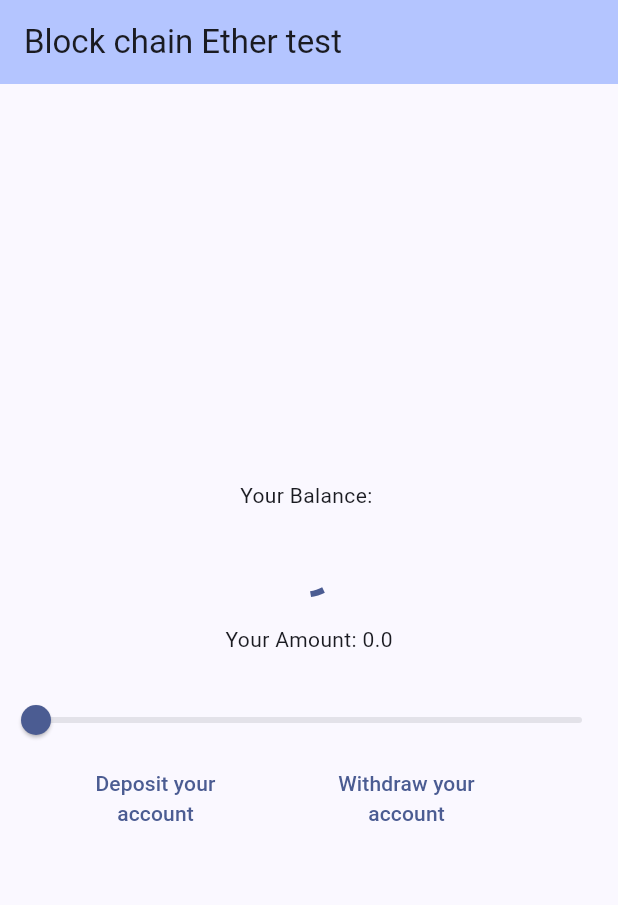
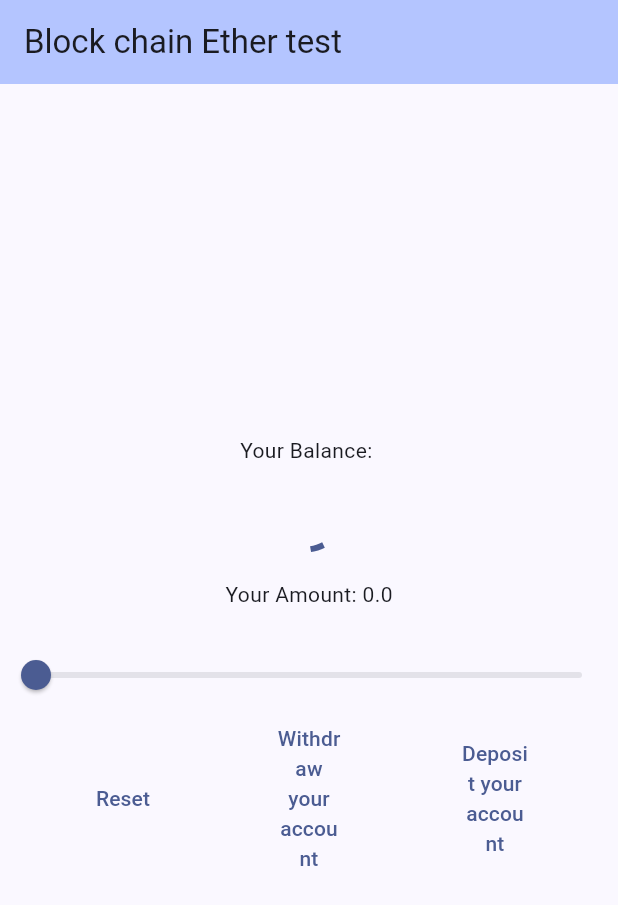
Before and after one commit to bcluc/dapp_wallet, a Flutter app: the screen it shows after launch, on a phone screen of 412 x 824 dp. Shown: the top 905 px of the screen. Run offline on Flutter 3.47's test engine with Material 3 defaults, Android fonts, the phone set to English and light mode, and no system bars; missing offline and left inert: web3dart.

Commit message:
complete func

```diff
--- a/lib/main.dart
+++ b/lib/main.dart
@@ -46,12 +46,15 @@ class _MyHomePageState extends State<MyHomePage> {
   double myAmount = 0;
   final String privateKey =
       "82ba7c0cc41ad81a8e119e4669e4b17f19b82af518bc156acc40794af3bfc947";
+  // contract in remix
+  final String contractAddress = "0x0f79Dd52c64285D9A715DDE5B4E2EfF559683dA9";
   final String _rpcUrl =
       Platform.isAndroid ? 'http://10.0.2.2:7545' : 'http://127.0.0.1:7545';
   final String _wsUrl =
       Platform.isAndroid ? 'http://10.0.2.2:7545' : 'ws://127.0.0.1:7545';
 
   var myData;
+
   //your wallet url
   final myAddress = "0xE10880aA7522df57f6e1B3cA8791Ae6ed26042f9";
 
@@ -69,7 +72,6 @@ class _MyHomePageState extends State<MyHomePage> {
 
   Future<DeployedContract> loadContract() async {
     String abi = await rootBundle.loadString("assets/abi.json");
-    String contractAddress = "0x9CB2f3BA5B43154484e96B093826Aeb35a7929C8";
 
     final contract = DeployedContract(ContractAbi.fromJson(abi, "PKCoin"),
         EthereumAddress.fromHex(contractAddress));
@@ -86,7 +88,7 @@ class _MyHomePageState extends State<MyHomePage> {
   }
 
   Future<void> getBalance(String targetAddress) async {
-    EthereumAddress address = EthereumAddress.fromHex(targetAddress);
+    // EthereumAddress address = EthereumAddress.fromHex(targetAddress);
     List<dynamic> result = await query("getBalance", []);
     myData = result[0];
     data = true;
@@ -101,8 +103,10 @@ class _MyHomePageState extends State<MyHomePage> {
     final result = await ethClient.sendTransaction(
         credentials,
         Transaction.callContract(
-            contract: contract, function: ethFunction, parameters: args), fetchChainIdFromNetworkId: true);
-
+            contract: contract, function: ethFunction, parameters: args),
+        chainId: null,
+        fetchChainIdFromNetworkId: true);
+    restartMoney();
     return result;
   }
 
@@ -120,7 +124,12 @@ class _MyHomePageState extends State<MyHomePage> {
     return response;
   }
 
-  void getMyAmount() {}
+  void restartMoney() {
+    getBalance(myAddress);
+    setState(() {
+      myAmount = 0;
+    });
+  }
 
   @override
   Widget build(BuildContext context) {
@@ -161,7 +170,7 @@ class _MyHomePageState extends State<MyHomePage> {
                 label: myAmount.round().toString(),
                 onChanged: (double value) {
                   setState(() {
-                    myAmount = value;
+                    myAmount = value.round().toDouble();
                   });
                 }),
             Center(
@@ -172,23 +181,29 @@ class _MyHomePageState extends State<MyHomePage> {
                   mainAxisSize: MainAxisSize.max,
                   children: [
                     SizedBox(
-                      width: 150,
+                      width: 70,
+                      child: TextButton(
+                          onPressed: restartMoney,
+                          child: const Text(
+                            "Reset",
+                            textAlign: TextAlign.center,
+                          )),
+                    ),
+                    SizedBox(
+                      width: 70,
+                      child: TextButton(
+                          onPressed: withdrawMoney,
+                          child: const Text("Withdraw your account",
+                              textAlign: TextAlign.center)),
+                    ),
+                    SizedBox(
+                      width: 70,
                       child: TextButton(
                           onPressed: depositMoney,
                           child: const Text(
                             "Deposit your account",
                             textAlign: TextAlign.center,
                           )),
-                    ),
-                    SizedBox(
-                      width: 150,
-                      child: TextButton(
-                          onPressed: withdrawMoney,
-                          child: const Text("Withdraw your account",
-                              textAlign: TextAlign.center)),
-                    ),
-                    const SizedBox(
-                      width: 20,
                     ),
                   ],
                 ),
```
